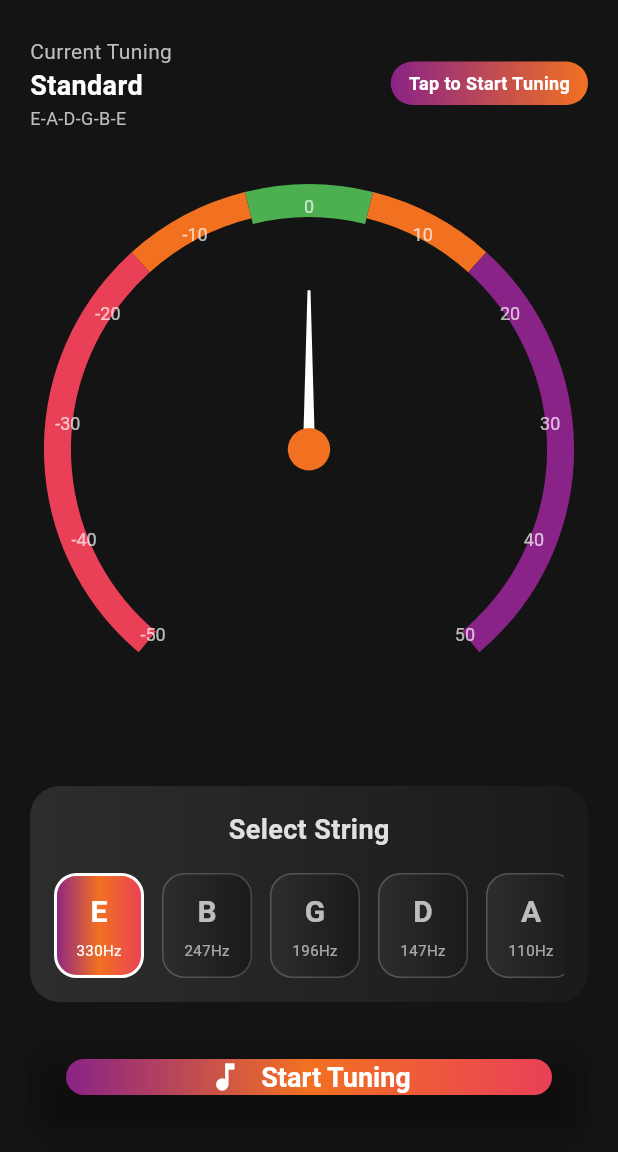
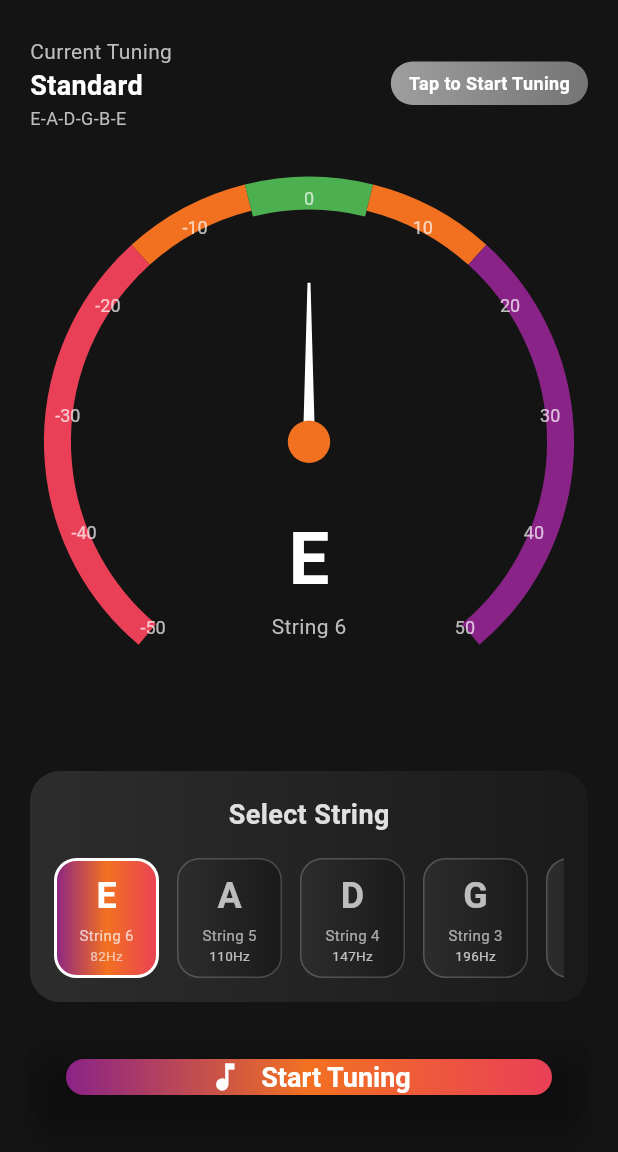
Before and after one commit to Nimesh07Lawati/guitartuner, a Flutter app: the GuitarTunerScreen screen opened directly, on a phone screen of 412 x 824 dp, the part 84-1236 px from its top. Run offline on Flutter 3.47's test engine with Material 3 defaults, Android fonts, the phone set to English and light mode, and no system bars; drawn by our look-alikes of syncfusion_flutter_gauges; our stand-ins replace audioplayers, permission_handler; missing offline and left inert: flutter_audio_capture, pitch_detector_dart.

Commit message:
fied tuner

```diff
--- a/lib/view/guitar_tuner_view.dart
+++ b/lib/view/guitar_tuner_view.dart
@@ -20,13 +20,24 @@ class _GuitarTunerScreenState extends State<GuitarTunerScreen> {
     TuningMode(name: 'Open G', description: 'D-G-D-G-B-D'),
   ];
 
+  // FIXED: Strings now ordered from low to high (6th to 1st string)
   final List<GuitarString> _guitarStrings = [
-    GuitarString(name: 'E', note: 'E', frequency: 329.63),
-    GuitarString(name: 'B', note: 'B', frequency: 246.94),
-    GuitarString(name: 'G', note: 'G', frequency: 196.00),
-    GuitarString(name: 'D', note: 'D', frequency: 146.83),
-    GuitarString(name: 'A', note: 'A', frequency: 110.00),
-    GuitarString(name: 'E', note: 'E', frequency: 82.41),
+    GuitarString(
+      name: 'E',
+      note: 'E',
+      frequency: 82.41,
+      stringNumber: 6,
+    ), // Low E
+    GuitarString(name: 'A', note: 'A', frequency: 110.00, stringNumber: 5),
+    GuitarString(name: 'D', note: 'D', frequency: 146.83, stringNumber: 4),
+    GuitarString(name: 'G', note: 'G', frequency: 196.00, stringNumber: 3),
+    GuitarString(name: 'B', note: 'B', frequency: 246.94, stringNumber: 2),
+    GuitarString(
+      name: 'E',
+      note: 'E',
+      frequency: 329.63,
+      stringNumber: 1,
+    ), // High E
   ];
 
   int _selectedStringIndex = 0;
@@ -48,7 +59,7 @@ class _GuitarTunerScreenState extends State<GuitarTunerScreen> {
   @override
   void dispose() {
     _audioHelper.stop();
-    _audioHelper.dispose(); // <-- add this line
+    _audioHelper.dispose();
     super.dispose();
   }
 
@@ -86,12 +97,12 @@ class _GuitarTunerScreenState extends State<GuitarTunerScreen> {
   }
 
   double _getNeedleValue() {
-    if (!_isTuning) return 0;
+    if (!_isTuning || _currentFrequency <= 0) return 0;
     final target = _guitarStrings[_selectedStringIndex].frequency;
     return AudioPitchHelper.centsDifference(
       _currentFrequency,
       target,
-    ).clamp(-50, 50);
+    ).clamp(-50.0, 50.0);
   }
 
   String _getTuningStatus() {
@@ -148,6 +159,7 @@ class _GuitarTunerScreenState extends State<GuitarTunerScreen> {
         child: Column(
           children: [
             _buildTuningHeader(),
+            _buildFrequencyDisplay(), // NEW: Shows current frequency
             Expanded(child: _buildRadialGauge()),
             _buildStringSelector(),
             _buildTuningButton(),
@@ -190,8 +202,11 @@ class _GuitarTunerScreenState extends State<GuitarTunerScreen> {
           Container(
             padding: const EdgeInsets.symmetric(horizontal: 12, vertical: 6),
             decoration: BoxDecoration(
-              gradient: const LinearGradient(
-                colors: [Color(0xFF8A2387), Color(0xFFF27121)],
+              gradient: LinearGradient(
+                colors: [
+                  _getTuningStatusColor(),
+                  _getTuningStatusColor().withOpacity(0.7),
+                ],
               ),
               borderRadius: BorderRadius.circular(20),
             ),
@@ -203,6 +218,82 @@ class _GuitarTunerScreenState extends State<GuitarTunerScreen> {
                 fontSize: 12,
               ),
             ),
+          ),
+        ],
+      ),
+    );
+  }
+
+  // NEW: Display current and target frequency
+  Widget _buildFrequencyDisplay() {
+    if (!_isTuning) return const SizedBox.shrink();
+
+    final target = _guitarStrings[_selectedStringIndex].frequency;
+    return Container(
+      margin: const EdgeInsets.symmetric(horizontal: 20, vertical: 8),
+      padding: const EdgeInsets.all(12),
+      decoration: BoxDecoration(
+        gradient: const LinearGradient(
+          colors: [Color(0xFF2D2D2D), Color(0xFF1A1A1A)],
+        ),
+        borderRadius: BorderRadius.circular(15),
+      ),
+      child: Row(
+        mainAxisAlignment: MainAxisAlignment.spaceAround,
+        children: [
+          Column(
+            children: [
+              Text(
+                'Target',
+                style: TextStyle(fontSize: 12, color: Colors.grey.shade400),
+              ),
+              Text(
+                '${target.toStringAsFixed(2)} Hz',
+                style: const TextStyle(
+                  fontSize: 16,
+                  fontWeight: FontWeight.bold,
+                  color: Colors.white,
+                ),
+              ),
+            ],
+          ),
+          Container(width: 1, height: 30, color: Colors.grey.shade700),
+          Column(
+            children: [
+              Text(
+                'Current',
+                style: TextStyle(fontSize: 12, color: Colors.grey.shade400),
+              ),
+              Text(
+                _currentFrequency > 0
+                    ? '${_currentFrequency.toStringAsFixed(2)} Hz'
+                    : '-- Hz',
+                style: TextStyle(
+                  fontSize: 16,
+                  fontWeight: FontWeight.bold,
+                  color: _getTuningStatusColor(),
+                ),
+              ),
+            ],
+          ),
+          Container(width: 1, height: 30, color: Colors.grey.shade700),
+          Column(
+            children: [
+              Text(
+                'Cents',
+                style: TextStyle(fontSize: 12, color: Colors.grey.shade400),
+              ),
+              Text(
+                _currentFrequency > 0
+                    ? '${_getNeedleValue().toStringAsFixed(1)}'
+                    : '--',
+                style: TextStyle(
+                  fontSize: 16,
+                  fontWeight: FontWeight.bold,
+                  color: _getTuningStatusColor(),
+                ),
+              ),
+            ],
           ),
         ],
       ),
@@ -279,6 +370,32 @@ class _GuitarTunerScreenState extends State<GuitarTunerScreen> {
                 ),
               ),
             ],
+            annotations: <GaugeAnnotation>[
+              GaugeAnnotation(
+                widget: Column(
+                  mainAxisSize: MainAxisSize.min,
+                  children: [
+                    Text(
+                      _guitarStrings[_selectedStringIndex].name,
+                      style: const TextStyle(
+                        fontSize: 48,
+                        fontWeight: FontWeight.bold,
+                        color: Colors.white,
+                      ),
+                    ),
+                    Text(
+                      'String ${_guitarStrings[_selectedStringIndex].stringNumber}',
+                      style: TextStyle(
+                        fontSize: 14,
+                        color: Colors.grey.shade400,
+                      ),
+                    ),
+                  ],
+                ),
+                angle: 90,
+                positionFactor: 0.5,
+              ),
+            ],
           ),
         ],
       ),
@@ -307,7 +424,7 @@ class _GuitarTunerScreenState extends State<GuitarTunerScreen> {
           ),
           const SizedBox(height: 16),
           SizedBox(
-            height: 70,
+            height: 80,
             child: ListView(
               scrollDirection: Axis.horizontal,
               children: List.generate(_guitarStrings.length, (i) {
@@ -315,7 +432,7 @@ class _GuitarTunerScreenState extends State<GuitarTunerScreen> {
                 final selected = i == _selectedStringIndex;
                 return Container(
                   margin: const EdgeInsets.only(right: 12),
-                  width: 60,
+                  width: 70,
                   decoration: BoxDecoration(
                     gradient: selected
                         ? const LinearGradient(
@@ -347,17 +464,24 @@ class _GuitarTunerScreenState extends State<GuitarTunerScreen> {
                           Text(
                             s.name,
                             style: TextStyle(
-                              fontSize: 20,
+                              fontSize: 24,
                               fontWeight: FontWeight.bold,
                               color: selected ? Colors.white : Colors.white70,
                             ),
                           ),
-                          const SizedBox(height: 4),
+                          const SizedBox(height: 2),
+                          Text(
+                            'String ${s.stringNumber}',
+                            style: TextStyle(
+                              fontSize: 10,
+                              color: selected ? Colors.white70 : Colors.white60,
+                            ),
+                          ),
                           Text(
                             '${s.frequency.toStringAsFixed(0)}Hz',
                             style: TextStyle(
-                              fontSize: 10,
-                              color: selected ? Colors.white : Colors.white60,
+                              fontSize: 9,
+                              color: selected ? Colors.white60 : Colors.white70,
                             ),
                           ),
                         ],
@@ -426,11 +550,13 @@ class GuitarString {
   final String name;
   final String note;
   final double frequency;
+  final int stringNumber;
 
   GuitarString({
     required this.name,
     required this.note,
     required this.frequency,
+    required this.stringNumber,
   });
 }
 
```
Also changed, not shown: lib/utils/audio_pitch_helper.dart (+136 -101 lines).
